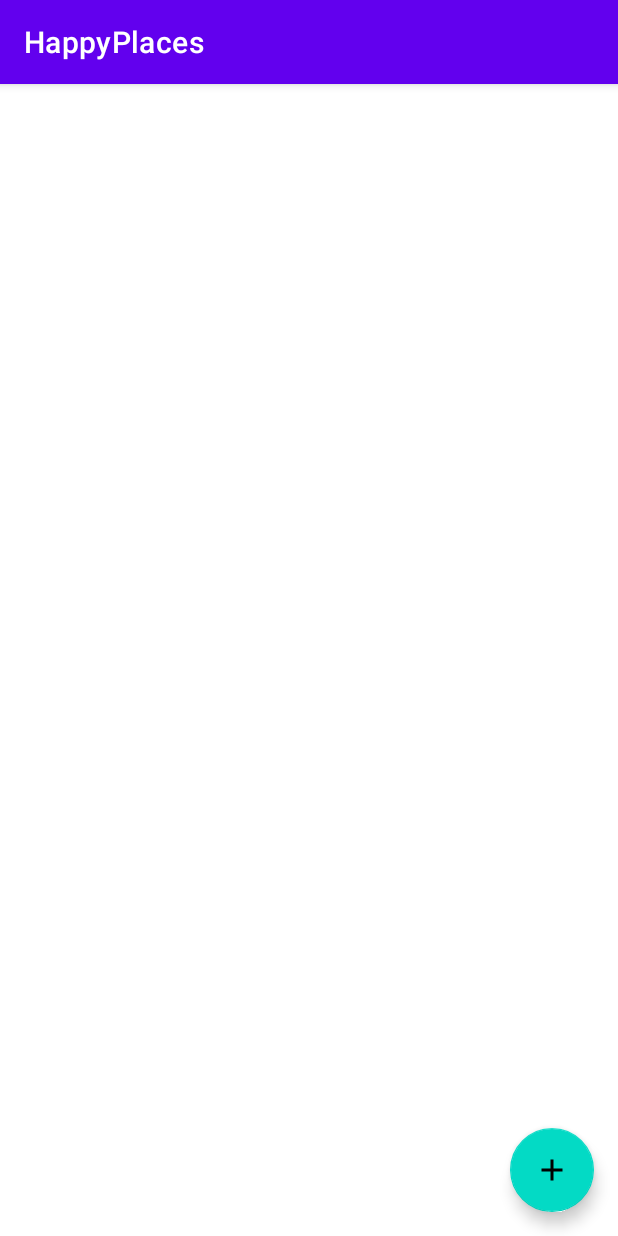
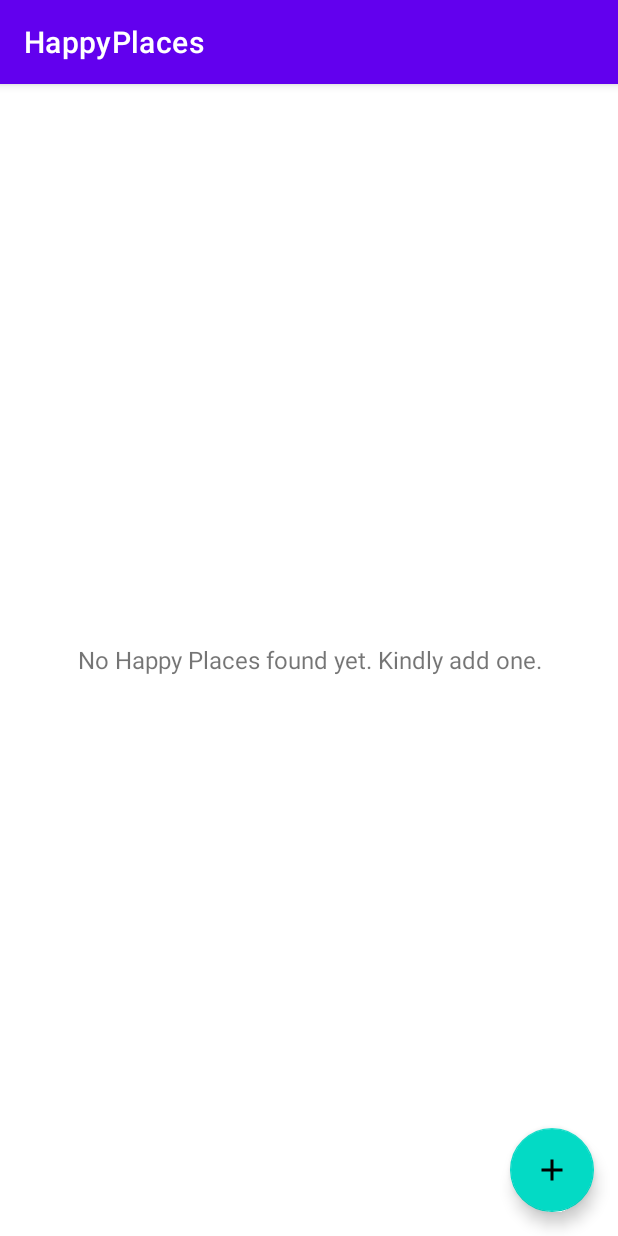
Before and after one commit to danielvportlandia/HappyPlaces, an Android app: the screen it shows after launch (MainActivity), on a phone screen of 412 x 824 dp. Run offline under Robolectric (Android 15) with nearby library versions, the phone set to English and light mode, and no system bars.

Commit message:
preparing RecyclerView

```diff
--- a/app/src/main/res/layout/activity_main.xml
+++ b/app/src/main/res/layout/activity_main.xml
@@ -5,6 +5,24 @@
     android:layout_width="match_parent"
     android:layout_height="match_parent"
     tools:context=".activities.MainActivity">
+
+    <androidx.recyclerview.widget.RecyclerView
+        android:id="@+id/rv_happy_places_list"
+        android:layout_width="match_parent"
+        android:layout_height="match_parent"
+        android:visibility="gone"
+        tools:visibility="gone" />
+
+    <TextView
+        android:id="@+id/tv_no_records_available"
+        android:layout_width="match_parent"
+        android:layout_height="match_parent"
+        android:gravity="center"
+        android:text="@string/note_text_no_happy_places_found_yet"
+        android:textSize="@dimen/no_records_available_text_size"
+        android:visibility="visible"
+        tools:visibility="visible"
+        />
 
     <com.google.android.material.floatingactionbutton.FloatingActionButton
         android:id="@+id/fabAddHappyPlace"
--- a/app/src/main/res/values/dimens.xml
+++ b/app/src/main/res/values/dimens.xml
@@ -16,4 +16,5 @@
     <dimen name="image_border_stroke_size">0.5dp</dimen>
     <dimen name="add_place_image_shape_radius">3dp</dimen>
     <dimen name="button_radius">10dp</dimen>
+    <dimen name="no_records_available_text_size">16sp</dimen>
 </resources>
--- a/app/src/main/res/values/strings.xml
+++ b/app/src/main/res/values/strings.xml
@@ -6,4 +6,5 @@
     <string name="edit_text_hint_location">Location</string>
     <string name="text_add_image">ADD IMAGE</string>
     <string name="btn_text_save">SAVE</string>
+    <string name="note_text_no_happy_places_found_yet">No Happy Places found yet. Kindly add one.</string>
 </resources>
```
